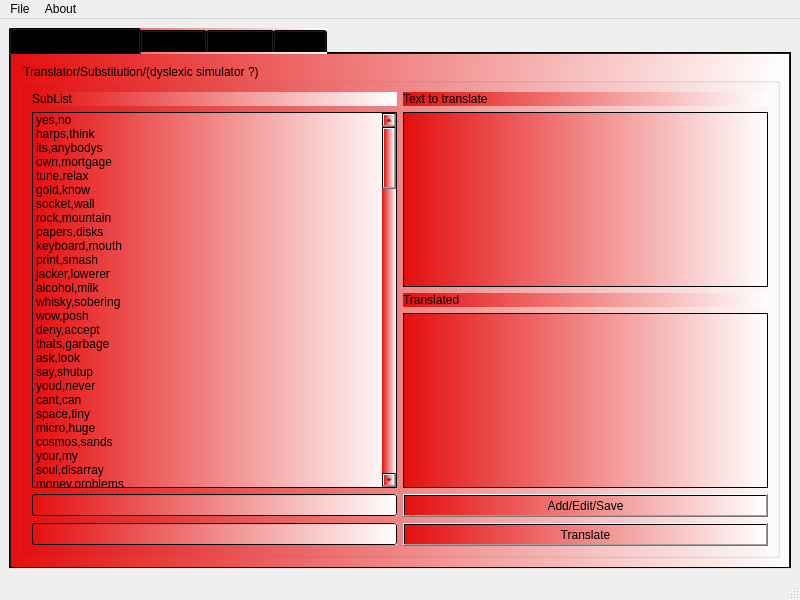
netpipe/RightHand, file mainwindow.ui: the form before one commit.
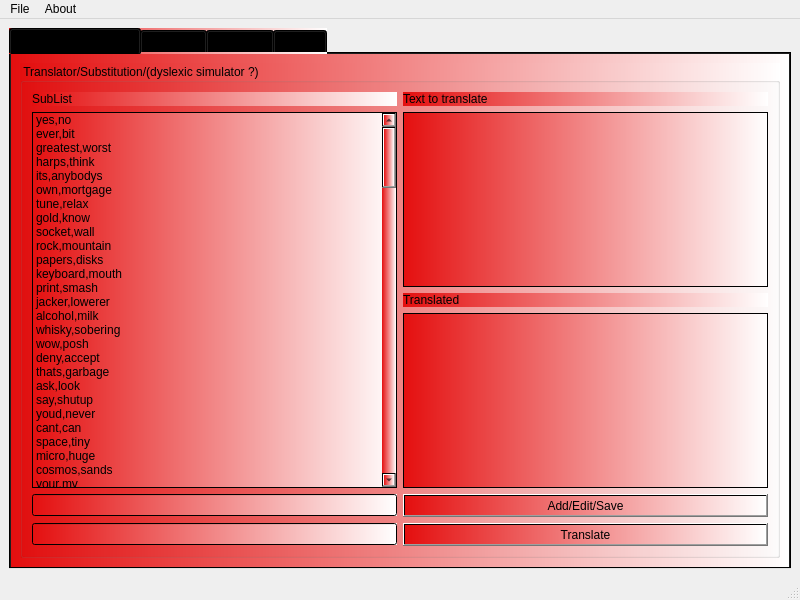
The form after the commit.

```diff
--- a/mainwindow.ui
+++ b/mainwindow.ui
@@ -88,6 +88,16 @@
                <string>yes,no</string>
               </property>
              </item>
+             <item>
+              <property name="text">
+               <string>ever,bit</string>
+              </property>
+             </item>
+             <item>
+              <property name="text">
+               <string>greatest,worst</string>
+              </property>
+             </item>
              <item>
               <property name="text">
                <string>harps,think</string>
```
